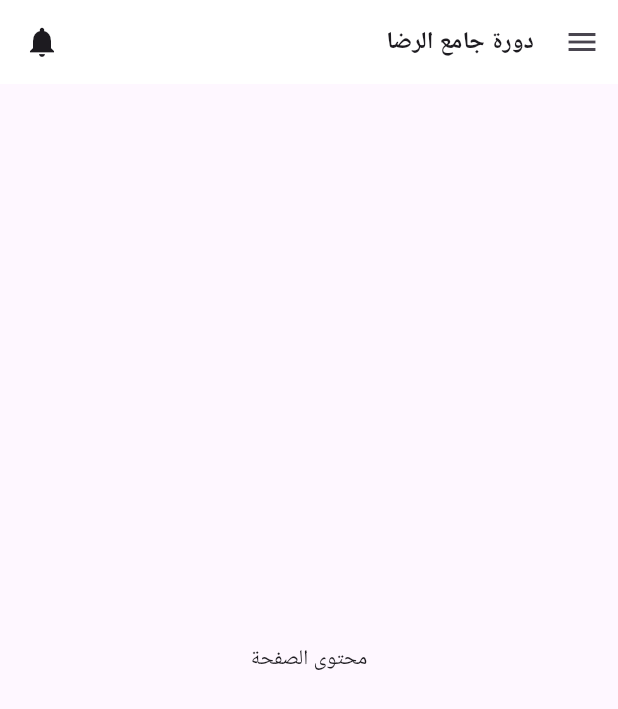
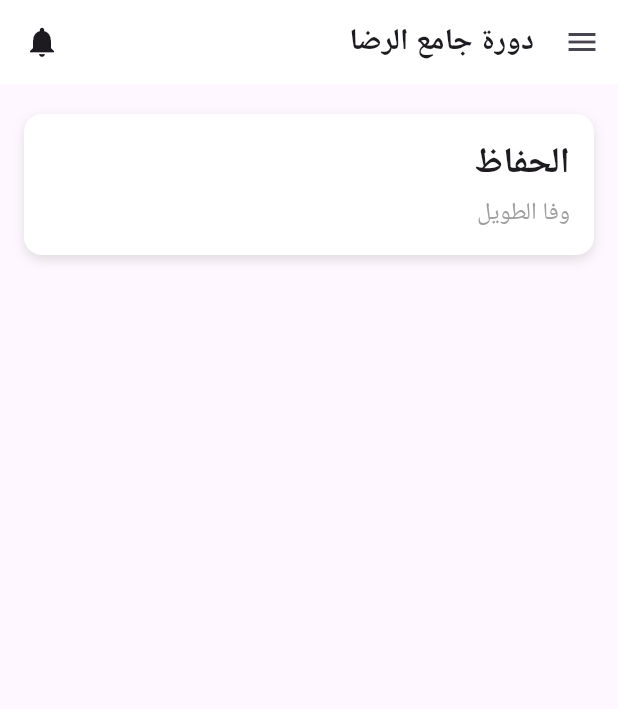
Before and after one commit to wafaaltawel/AlRedaApp, a Flutter app: the screen it shows after launch, on a phone screen of 412 x 824 dp. Shown: the top 709 px of the screen. Run offline on Flutter 3.47's test engine with Material 3 defaults, Android fonts, the phone set to English and light mode, and no system bars.

Commit message:
add group name

```diff
--- /dev/null
+++ b/lib/features/home/presentation/view/widgets/box_group_name.dart
@@ -0,0 +1,58 @@
+import 'package:flutter/material.dart';
+
+class BoxGroupName extends StatelessWidget {
+  const BoxGroupName({super.key});
+
+  @override
+  Widget build(BuildContext context) {
+    return Column(
+      children: [
+        const SizedBox(height: 20),
+        Container(
+          padding: const EdgeInsets.all(16),
+          margin: const EdgeInsets.symmetric(horizontal: 16),
+          decoration: BoxDecoration(
+            color: Colors.white,
+            borderRadius: BorderRadius.circular(12),
+            boxShadow: [
+              BoxShadow(
+                color: Colors.grey.withOpacity(0.3),
+                blurRadius: 6,
+                offset: const Offset(0, 3),
+              ),
+            ],
+          ),
+          child: Row(
+            children: [
+              Expanded(
+                child: Column(
+                  crossAxisAlignment: CrossAxisAlignment.end,
+                  children: const [
+                    Directionality(
+                      textDirection: TextDirection.rtl,
+                      child: Text(
+                        'الحفاظ',
+                        style: TextStyle(
+                          fontSize: 24,
+                          fontWeight: FontWeight.bold,
+                        ),
+                      ),
+                    ),
+                    SizedBox(height: 4),
+                    Directionality(
+                      textDirection: TextDirection.rtl,
+                      child: Text(
+                        'وفا الطويل',
+                        style: TextStyle(fontSize: 16, color: Colors.grey),
+                      ),
+                    ),
+                  ],
+                ),
+              ),
+            ],
+          ),
+        ),
+      ],
+    );
+  }
+}
--- a/lib/features/home/presentation/view/widgets/home_view_body.dart
+++ b/lib/features/home/presentation/view/widgets/home_view_body.dart
@@ -1,3 +1,4 @@
+import 'package:alreda_app1/features/home/presentation/view/widgets/box_group_name.dart';
 import 'package:alreda_app1/features/home/presentation/view/widgets/drawer_body.dart';
 import 'package:flutter/material.dart';
 
@@ -26,7 +27,7 @@ class HomeViewBody extends StatelessWidget {
               padding: EdgeInsets.only(right: 8),
               child: Text(
                 'دورة جامع الرضا',
-                style: TextStyle(fontSize: 16, fontWeight: FontWeight.bold),
+                style: TextStyle(fontSize: 20, fontWeight: FontWeight.bold),
               ),
             ),
           ),
@@ -42,7 +43,10 @@ class HomeViewBody extends StatelessWidget {
           ),
         ],
       ),
-      body: const Center(child: Text('محتوى الصفحة')),
+
+      body: BoxGroupName(),
+
+      // body: Center(child: Text('محتوى الصفحة')),
     );
   }
 }
```
